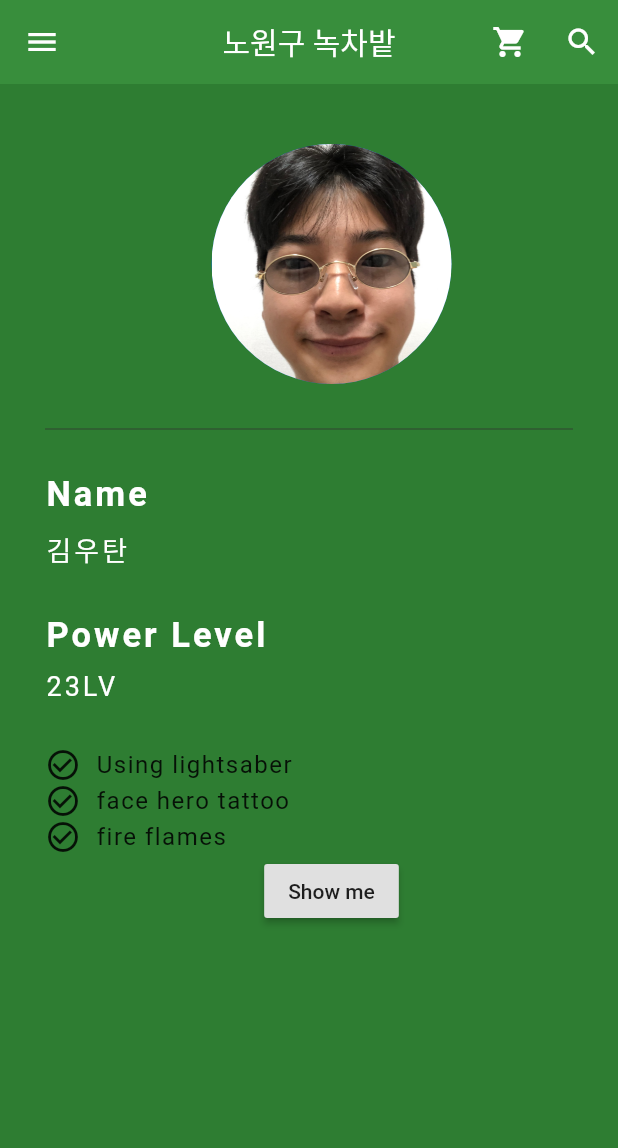
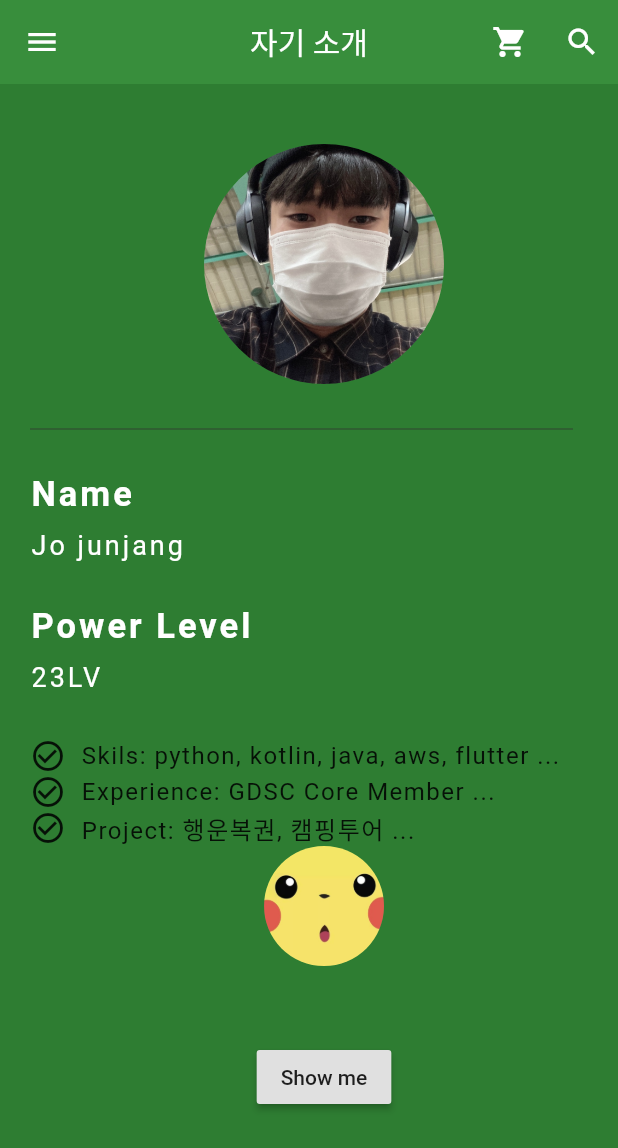
Before and after one commit to junjange/GDSC-Flutter-Learning, a Flutter app: the screen it shows after launch, on a phone screen of 412 x 824 dp. Shown: the top 1148 px of the screen. Run offline on Flutter 3.47's test engine with Material 2 defaults, Android fonts, the phone set to English and light mode, and no system bars.

Commit message:
21.11.04

```diff
--- a/lib/main.dart
+++ b/lib/main.dart
@@ -2,44 +2,63 @@ import 'package:flutter/material.dart';
 import 'package:instagrem_clon/login_page.dart';
 import 'package:instagrem_clon/root_page.dart';
 
-void main() {
-  runApp(MyApp());
-}
+void main()  => runApp(MyApp()); // 프로그램을 실행할 때 MyApp 부터 실행하겠어!
 
+// StatelessWidget은 변화지 않는 화면을 작업할 때 사용.
+// 변화는 작업을 하고싶을 경우에는 StatefulWidget을 사용.
 class MyApp extends StatelessWidget {
 
   // MaterialApp = 앱으로서 기능을 할 수 있도록 도와주는 뼈대
-  // scaffold = 구성된 앱에서 디자인적인 부분을 도와주는 뼈대
 
   @override
   Widget build(BuildContext context) {
+
+    // return MaterialApp() -> Material 디자인 테마를 사용
     return MaterialApp(
+      title: '자기소개', // 앱 이름
       debugShowCheckedModeBanner: false, // 타이틀 바 우측 띠 제거
-      title: '김우탄',
-      home: MyCard(),
+
+      theme: ThemeData(primarySwatch: Colors.green), //  앱의 기본적은 테마를 지정하는 코드
+
+      home: MyCard(), // 앱이 실행될 때 표시할 화면의 함수를 호출
+
     );
   }
 }
 
+// 앱이 실행 될때 표시할 화면의 함수
 class MyCard extends StatelessWidget {
+
+  // scaffold = 구성된 앱에서 디자인적인 부분을 도와주는 뼈대
+
+  // 화면 구성
   @override
   Widget build(BuildContext context) {
+
     return  Scaffold(
       backgroundColor: Colors.green[800],
+      // appBar에 AppBar 위젯을 가져온다.
       appBar: AppBar(
-        title: Text("노원구 녹차밭"),
-        centerTitle: true,
+        title: Text("자기 소개"),
+        centerTitle: true, // appBar 가운데 정렬
+
         backgroundColor: Colors.green[700],
         elevation: 0.0,
+
+        // actions은 타이틀 바 우측에 들어 갈 이벤트..?
         actions: <Widget>[
           IconButton(
-            icon: Icon(Icons.shopping_cart),
+            icon: Icon(Icons.shopping_cart), // 아이콘 이미지
+
+            // 버튼 이벤트
             onPressed: () {
+              // RootPage로 이동
               Navigator.push(
                   context, MaterialPageRoute(builder: (_) => RootPage()));
               print("shopping button is clicked");
             },
           ),
+
           IconButton(
             icon: Icon(Icons.search),
             onPressed: () {
@@ -50,13 +69,16 @@ class MyCard extends StatelessWidget {
           ),
         ],
       ),
-      drawer: Drawer(
-        child: ListView(
-          padding: EdgeInsets.zero,
+
+      // 좌측 사이드 메뉴 구현
+      drawer: Drawer( // Drawer 네비게이션 위젯
+        child: ListView( // 하나의 자식을 ListView 위젯으로 받는다. 많은 양의 listile 이 있을 수 있으므로!
+          padding: EdgeInsets.zero, // 사이드 메뉴를 꽉차게 구현하기 위해..
           children: <Widget>[
-            UserAccountsDrawerHeader(
+            UserAccountsDrawerHeader( // accountName, accountEmail, currentAccountPicture이 포함된 UserAccountsDrawerHeader을 사용
+              // 이미지 추가
               currentAccountPicture: CircleAvatar(
-                backgroundImage: AssetImage('assets/wootan.png'),
+                backgroundImage: AssetImage('assets/junjange.png'),
                 backgroundColor: Colors.white,
               ),
               otherAccountsPictures: <Widget>[
@@ -65,28 +87,37 @@ class MyCard extends StatelessWidget {
                   backgroundColor: Colors.white,
                 ),
               ],
-              accountName: Text('김우탄'),
-              accountEmail: Text('mdsoo55828@gmail.com'),
+
+              // accountName, accountEmail, currentAccountPicture 입력
+              accountName: Text('Jo junjang'),
+              accountEmail: Text('wnswkd486@gmail.com'),
               onDetailsPressed: () {
                 print("arrow is clicked");
               },
+
+              // 좌측 메뉴바의 상단 박스를 디자인
               decoration: BoxDecoration(
-                  color: Colors.green[700],
+                  color: Colors.green[700], // 색
+
+                  // 하단 좌측과 우측에 윤곽선 표현
                   borderRadius: BorderRadius.only(
                       bottomLeft: Radius.circular(10.0),
                       bottomRight: Radius.circular(10.0))),
             ),
+
+            // 리스트 뷰에 넣어 줄 메뉴
             ListTile(
-              leading: Icon(
+              leading: Icon( // 외쪽에 표시할 아이콘
                 Icons.home,
                 color: Colors.grey[850],
               ),
-              title: Text('Home'),
-              onTap: () {
+              title: Text('Home'), // 이름
+              onTap: () { // 클릭 이벤트
                 print('Home is clicked');
               },
-              trailing: Icon(Icons.add),
+              trailing: Icon(Icons.add), // 우측에 표시할 아이콘
             ),
+
             ListTile(
               leading: Icon(
                 Icons.settings,
@@ -98,6 +129,7 @@ class MyCard extends StatelessWidget {
               },
               trailing: Icon(Icons.add),
             ),
+
             ListTile(
               leading: Icon(
                 Icons.question_answer,
@@ -112,14 +144,16 @@ class MyCard extends StatelessWidget {
           ],
         ),
       ),
+
+      // 앱의 body 부분
       body: Padding(
-        padding: EdgeInsets.fromLTRB(30.0, 40.0, 0.0, 0.0),
+        padding: EdgeInsets.fromLTRB(20.0, 40.0, 0.0, 0.0),
         child: Column(
           crossAxisAlignment: CrossAxisAlignment.start,
           children: <Widget>[
             Center(
               child: CircleAvatar(
-                backgroundImage: AssetImage('assets/wootan.png'),
+                backgroundImage: AssetImage('assets/junjange.png'),
                 radius: 80.0,
               ),
             ),
@@ -139,7 +173,7 @@ class MyCard extends StatelessWidget {
               height: 10.0,
             ),
             Text(
-              "김우탄",
+              "Jo junjang",
               style: TextStyle(
                   color: Colors.white, letterSpacing: 2.0, fontSize: 18.0),
             ),
@@ -170,7 +204,7 @@ class MyCard extends StatelessWidget {
                   width: 10.0,
                 ),
                 Text(
-                  "Using lightsaber",
+                  "Skils: python, kotlin, java, aws, flutter ...",
                   style: TextStyle(fontSize: 16.0, letterSpacing: 1.0),
                 ),
               ],
@@ -182,7 +216,7 @@ class MyCard extends StatelessWidget {
                   width: 10.0,
                 ),
                 Text(
-                  "face hero tattoo",
+                  "Experience: GDSC Core Member ...",
                   style: TextStyle(fontSize: 16.0, letterSpacing: 1.0),
                 ),
               ],
@@ -194,18 +228,21 @@ class MyCard extends StatelessWidget {
                   width: 10.0,
                 ),
                 Text(
-                  "fire flames",
+                  "Project: 행운복권, 캠핑투어 ...",
                   style: TextStyle(fontSize: 16.0, letterSpacing: 1.0),
                 ),
               ],
             ),
-            // Center(
-            //   child: CircleAvatar(
-            //     backgroundImage: AssetImage('assets/ma.png'),
-            //     radius: 40.0,
+            Center(
+              child: CircleAvatar(
+                backgroundImage: AssetImage('assets/ma.png'),
+                radius: 40.0,
 
-            //   ),
-            // )
+              ),
+            ),
+            SizedBox(
+              height: 50.0,
+            ),
             MySnackBar(),
           ],
         ),
@@ -228,7 +265,7 @@ class _MySnackBarState extends State<MySnackBar> {
         onPressed: () {
           Scaffold.of(context).showSnackBar(
             SnackBar(
-              content: Text("안녕! 나는 우탄~",
+              content: Text("Hi",
                   textAlign: TextAlign.center,
                   style: TextStyle(color: Colors.white)),
               backgroundColor: Colors.teal,
--- a/pubspec.yaml
+++ b/pubspec.yaml
@@ -48,6 +48,7 @@ flutter:
   assets:
     - assets/ma.png
     - assets/wootan.png
+    - assets/junjange.png
     - image/
 
   # An image asset can refer to one or more resolution-specific "variants", see
```
Also changed, not shown: assets/junjange.png (added).
